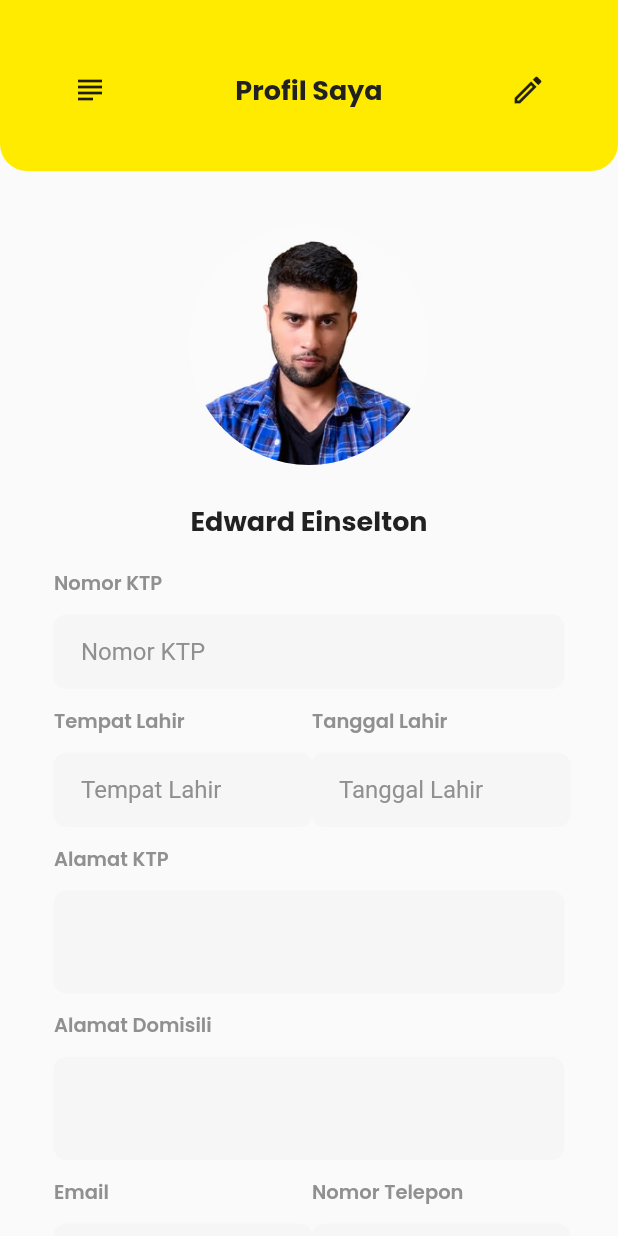
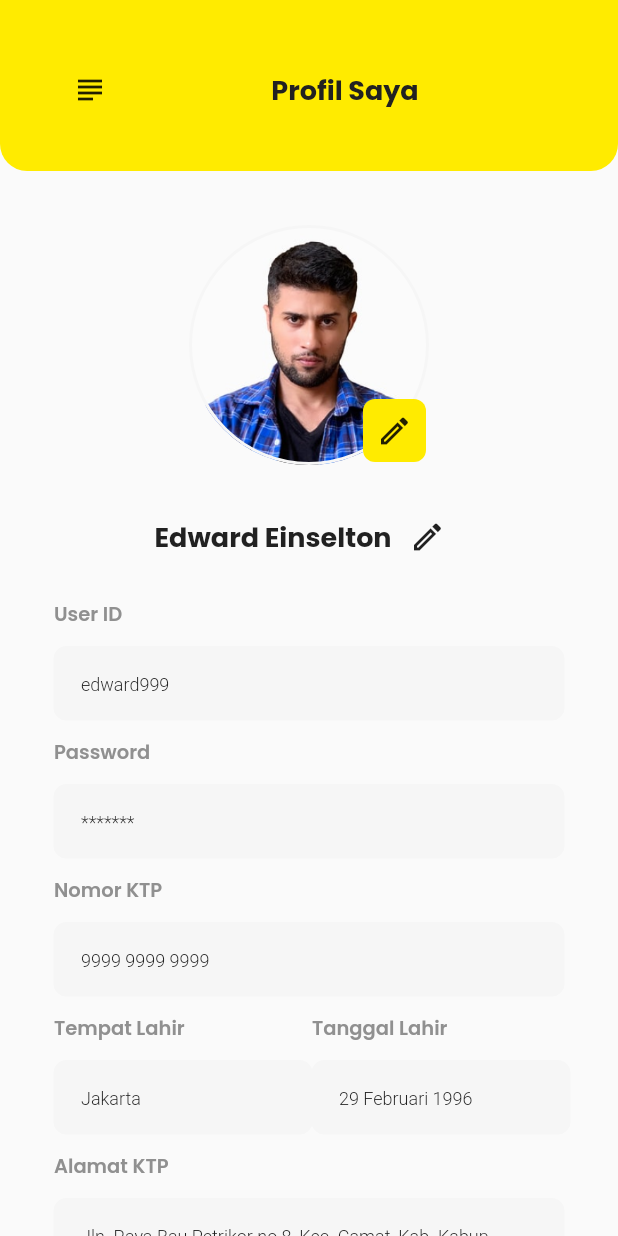
Before and after one commit to e-duu/adira_cats, a Flutter app: the ProfilePage screen opened directly, on a phone screen of 412 x 824 dp. Run offline on Flutter 3.47's test engine with Material 2 defaults, Android fonts, the phone set to English and light mode, and no system bars; our stand-ins replace flutter_screenutil, google_fonts, pin_input_text_field, sms_autofill, styled_text.

Commit message:
kepo commit

```diff
--- a/lib/main.dart
+++ b/lib/main.dart
@@ -31,9 +31,9 @@ class MyApp extends StatelessWidget {
       /// NOTE: ON PROGRESS
       // home: LoginPage(),
       // home: TestingPage(),
-      // home: ProfilePage(),
+      home: ProfilePage(),
       // home: TestingPage(),
-      home: HomePage(),
+      // home: HomePage(),
     );
   }
 }
--- a/lib/ui/pages/profile_page.dart
+++ b/lib/ui/pages/profile_page.dart
@@ -1,16 +1,19 @@
 import 'package:adira_cats/shared/theme.dart';
+import 'package:adira_cats/ui/widgets/custom_button.dart';
+import 'package:adira_cats/ui/widgets/custom_button_border.dart';
 import 'package:adira_cats/ui/widgets/custom_input.dart';
 import 'package:adira_cats/ui/widgets/custom_navbar.dart';
 import 'package:adira_cats/ui/widgets/custom_text_field.dart';
 import 'package:flutter/material.dart';
-
+import 'package:flutter_screenutil/flutter_screenutil.dart';
+import 'package:sms_autofill/sms_autofill.dart';
 class ProfilePage extends StatelessWidget {
   const ProfilePage({ Key? key }) : super(key: key);
 
   @override
   Widget build(BuildContext context) {
 
-    Widget navBar(){
+    Widget navbar(){
       return Container(
         child: CustomNavbar(
           text: "Profil Saya",
@@ -18,10 +21,7 @@ class ProfilePage extends StatelessWidget {
             onPressed: () => {},
             icon: libraryIcon
           ),
-          suffixWidget: IconButton(
-            onPressed: () => {},
-            icon: editIcon,
-          ),
+          suffixWidget: SizedBox(),
         ),
       );
     }
@@ -36,6 +36,10 @@ class ProfilePage extends StatelessWidget {
             width: 160,
             height: 160,
             decoration: BoxDecoration(
+              border: Border.all(
+                width: 2,
+                color: kGreyColor
+              ),
               shape: BoxShape.circle,
               image: DecorationImage(
                 fit: BoxFit.cover,
@@ -44,10 +48,40 @@ class ProfilePage extends StatelessWidget {
                 ),
               )
             ),
+            child: Column(
+              mainAxisAlignment: MainAxisAlignment.end,
+              children: [
+                Row(
+                  mainAxisAlignment: MainAxisAlignment.end,
+                  children: [
+                    MouseRegion(
+                      cursor: SystemMouseCursors.click,
+                      child: GestureDetector(
+                        onTap: () {},
+                        child: Container(
+                          width: 42,
+                          height: 42,
+                          decoration: BoxDecoration(
+                            borderRadius: BorderRadius.circular(8),
+                            color: kPrimaryColor,
+                          ),
+                          child: Icon(
+                            Icons.edit_outlined
+                          ),
+                        ),
+                      ),
+                    ),
+                  ],
+                )
+              ],
+            ),
           ),
           SizedBox(
             height: 24,
           ),
+          Row(
+            mainAxisAlignment: MainAxisAlignment.center,
+            children: [
               Text(
                 "Edward Einselton",
                 style: blackTextStyle.copyWith(
@@ -55,6 +89,14 @@ class ProfilePage extends StatelessWidget {
                   fontWeight: bold,
                 ),
               ),
+              IconButton(
+                icon: Icon(
+                  Icons.edit_outlined
+                ),
+                onPressed: () {},
+              )
+            ],
+          )
         ],
       );
     }
@@ -70,6 +112,44 @@ class ProfilePage extends StatelessWidget {
           crossAxisAlignment: CrossAxisAlignment.start,
           children: [
             Text(
+              "User ID",
+              style: darkGreyTextStyle.copyWith(
+                fontSize: 13,
+                fontWeight: semibold,
+              ),
+            ),
+            CustomInput(
+              readOnly: true,
+              hintText: "edward999",
+              hintColor: kBlackColor,
+              margin: EdgeInsets.only(
+                top: 12,
+              ),
+              width: double.infinity,
+            ),
+            SizedBox(
+              height: 12,
+            ),
+            Text(
+              "Password",
+              style: darkGreyTextStyle.copyWith(
+                fontSize: 13,
+                fontWeight: semibold,
+              ),
+            ),
+            CustomInput(
+              readOnly: true,
+              hintText: "*******",
+              hintColor: kBlackColor,
+              margin: EdgeInsets.only(
+                top: 12,
+              ),
+              width: double.infinity,
+            ),
+            SizedBox(
+              height: 12,
+            ),
+            Text(
               "Nomor KTP",
               style: darkGreyTextStyle.copyWith(
                 fontSize: 13,
@@ -77,10 +157,11 @@ class ProfilePage extends StatelessWidget {
               ),
             ),
             CustomInput(
-              hintText: "Nomor KTP",
-              hintColor: kDarkGreyColor,
+              readOnly: true,
+              hintText: "9999 9999 9999",
+              hintColor: kBlackColor,
               margin: EdgeInsets.only(
-                top: 12
+                top: 12,
               ),
               width: double.infinity,
             ),
@@ -102,8 +183,9 @@ class ProfilePage extends StatelessWidget {
                       ),
                     ),
                     CustomInput(
-                      hintText: "Tempat Lahir",
-                      hintColor: kDarkGreyColor,
+                      readOnly: true,
+                      hintText: "Jakarta",
+                      hintColor: kBlackColor,
                       margin: EdgeInsets.only(
                         top: 12
                       ),
@@ -122,8 +204,9 @@ class ProfilePage extends StatelessWidget {
                       ),
                     ),
                     CustomInput(
-                      hintText: "Tanggal Lahir",
-                      hintColor: kDarkGreyColor,
+                      readOnly: true,
+                      hintText: "29 Februari 1996",
+                      hintColor: kBlackColor,
                       margin: EdgeInsets.only(
                         top: 12,
                       ),
@@ -144,7 +227,9 @@ class ProfilePage extends StatelessWidget {
               ),
             ),
             CustomTextField(
-              hintText: "Alamat KTP",
+              readOnly: true,
+              hintColor: kBlackColor,
+              hintText: "Jln. Raya Bau Petrikor no.8, Kec. Camat, Kab. Kabup, Provinsi DKI Jakarta",
               maxLines: 2,
               margin: EdgeInsets.only(
                 top: 12,
@@ -161,6 +246,8 @@ class ProfilePage extends StatelessWidget {
               ),
             ),
             CustomTextField(
+              readOnly: true,
+              hintColor: kBlackColor,
               hintText: "Alamat Domisili",
               maxLines: 2,
               margin: EdgeInsets.only(
@@ -185,8 +272,9 @@ class ProfilePage extends StatelessWidget {
                       ),
                     ),
                     CustomInput(
+                      readOnly: true,
                       hintText: "Email",
-                      hintColor: kDarkGreyColor,
+                      hintColor: kBlackColor,
                       margin: EdgeInsets.only(
                         top: 12
                       ),
@@ -205,8 +293,9 @@ class ProfilePage extends StatelessWidget {
                       ),
                     ),
                     CustomInput(
+                      readOnly: true,
                       hintText: "Nomor Telepon",
-                      hintColor: kDarkGreyColor,
+                      hintColor: kBlackColor,
                       margin: EdgeInsets.only(
                         top: 12,
                       ),
@@ -216,10 +305,81 @@ class ProfilePage extends StatelessWidget {
                 ),
               ],
             ),
+          ],
+        ),
+      );
+    }
+
+    Widget buttonLogout(){
+      return Container(
+        child: CustomButtonBorder(
+          title: "Logout",
+          margin: EdgeInsets.symmetric(
+            horizontal: 36,
+            vertical: 18
+          ),
+          titleColor: kRedColor,
+          borderColor: kRedColor,
+          borderWidth: 2,
+          fontWeight: light,
+          onPressed: () => showDialog<String>(
+            context: context,
+            builder: (BuildContext context) => Container(
+              width: double.infinity,
+              child: AlertDialog(
+                titlePadding: EdgeInsets.only(
+                  top: 10,
+                ),
+                contentPadding: EdgeInsets.symmetric(
+                  vertical: 20
+                ),
+                title: Container(
+                  margin: EdgeInsets.only(
+                    top: 48,
+                  ),
+                  child: Text(
+                    'Logout?',
+                    style: blackTextStyle.copyWith(
+                      fontWeight: bold,
+                      fontSize: 18,
+                    ),
+                    textAlign: TextAlign.center,
+                  ),
+                ),
+                content: Text(
+                  'Kode telah dikirim ulang ke email Anda.',
+                  style: blackTextStyle.copyWith(
+                    fontSize: 13,
+                  ),
+                  textAlign: TextAlign.center,
+                ),
+                actions: <Widget>[
+                  CustomButtonBorder(
+                    title: "Kembali",
+                    titleColor: kDarkGreyColor,
+                    onPressed: () => Navigator.pop(context),
+                    borderColor: kDarkGreyColor,
+                    borderWidth: 2,
+                    fontWeight: light,
+                  ),
                   SizedBox(
-              height: 100
+                    height: 12,
+                  ),
+                  CustomButton(
+                    title: 'Ok',
+                    onPressed: () {},
+                    color: kRedColor,
                   ),
                 ],
+                actionsPadding: EdgeInsets.only(
+                  bottom: 10,
+                ),
+                shape: RoundedRectangleBorder(
+                  borderRadius: BorderRadius.circular(18),
+                ),
+              ),
+            ),
+          ),
         ),
       );
     }
@@ -228,9 +388,10 @@ class ProfilePage extends StatelessWidget {
       body: SingleChildScrollView(
         child: Column(
           children: [
-            navBar(),
+            navbar(),
             profile(),
             formInput(),
+            buttonLogout(),
           ],
         ),
       ),
--- a/lib/ui/widgets/custom_input.dart
+++ b/lib/ui/widgets/custom_input.dart
@@ -1,5 +1,6 @@
 import 'package:adira_cats/shared/theme.dart';
 import 'package:flutter/material.dart';
+import 'package:flutter_screenutil/flutter_screenutil.dart';
 
 class CustomInput extends StatefulWidget {
 
@@ -13,6 +14,7 @@ class CustomInput extends StatefulWidget {
   final double borderWidth;
   final EdgeInsets? margin;
   final double width;
+  final bool readOnly;
 
   const CustomInput({
     Key? key,
@@ -26,6 +28,7 @@ class CustomInput extends StatefulWidget {
     this.autocorrect = false,
     this.filled = false,
     this.obscureText = false,
+    this.readOnly = false,
   }) : super(key: key);
 
   @override
@@ -67,8 +70,7 @@ class _CustomInputState extends State<CustomInput> {
         color: kGreyColor
       ),
       child: TextFormField(
-        autocorrect: true,
-        autofocus: false,
+        readOnly: widget.readOnly,
         obscureText: widget.obscureText ? _isHidePassword : widget.obscureText,
         decoration: InputDecoration(
           contentPadding: EdgeInsets.symmetric(
@@ -79,7 +81,9 @@ class _CustomInputState extends State<CustomInput> {
           prefixIcon: widget.prefixIcon,
           suffixIcon: widget.obscureText ? suffixPassword() : null,
           hintStyle: TextStyle(
-            color: widget.hintColor
+            color: widget.hintColor,
+            fontWeight: light,
+            fontSize: 12,
           ),
           filled: widget.filled,
           fillColor: kGreyColor,
--- a/lib/ui/widgets/custom_text_field.dart
+++ b/lib/ui/widgets/custom_text_field.dart
@@ -10,16 +10,20 @@ class CustomTextField extends StatelessWidget {
   final double borderWidth;
   final EdgeInsets? margin;
   final double width;
+  final Color hintColor;
+  final bool readOnly;
 
   const CustomTextField({
     Key? key,
     required this.hintText,
+    required this.hintColor,
     required this.maxLines,
     this.margin,
     this.borderWidth = 0,
     this.width = double.infinity,
     this.autocorrect = false,
     this.filled = false,
+    this.readOnly = false,
   }) : super(key: key);
 
   @override
@@ -32,6 +36,7 @@ class CustomTextField extends StatelessWidget {
         color: kGreyColor
       ),
       child: TextField(
+        readOnly: readOnly,
         maxLines: maxLines,
         autocorrect: true,
         autofocus: false,
@@ -42,7 +47,9 @@ class CustomTextField extends StatelessWidget {
           ),
           hintText: hintText,
           hintStyle: TextStyle(
-            color: kGreyColor
+            color: hintColor,
+            fontWeight: light,
+            fontSize: 12,
           ),
           filled: filled,
           enabledBorder: OutlineInputBorder(
```
Also changed, not shown: lib/ui/widgets/custom_input_search.dart (line endings or trailing spaces). Lines whose indentation alone changed are shown as unchanged.
